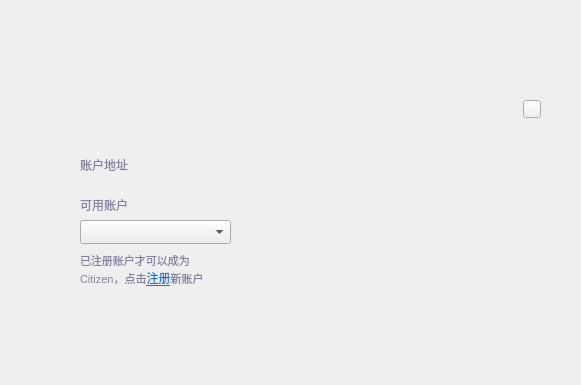
HcashOrg/hx-indicator, file LNKWallet/citizen/CreateCitizenDialog.ui: the form before one commit; both pictures show x 180 to 761 and y 0 to 385 of the 960 by 543 pixel window.
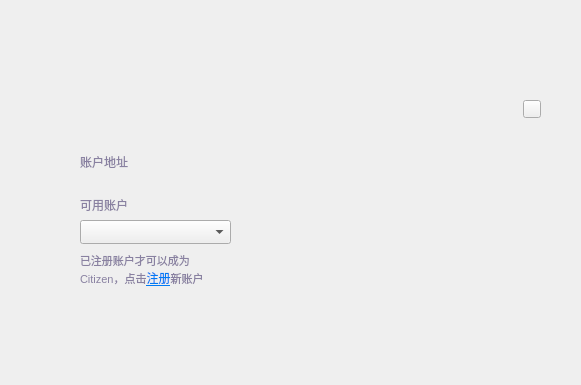
The form after the commit. The open tabs and pages were chosen to show the change.

```diff
--- a/LNKWallet/citizen/CreateCitizenDialog.ui
+++ b/LNKWallet/citizen/CreateCitizenDialog.ui
@@ -184,9 +184,9 @@
       <widget class="QLabel" name="addressLabel">
        <property name="geometry">
         <rect>
-         <x>90</x>
-         <y>23</y>
-         <width>361</width>
+         <x>120</x>
+         <y>20</y>
+         <width>300</width>
          <height>24</height>
         </rect>
        </property>
@@ -214,8 +214,8 @@
         <rect>
          <x>30</x>
          <y>20</y>
-         <width>61</width>
-         <height>30</height>
+         <width>90</width>
+         <height>24</height>
         </rect>
        </property>
        <property name="styleSheet">
@@ -246,9 +246,9 @@
        <property name="geometry">
         <rect>
          <x>30</x>
-         <y>120</y>
+         <y>110</y>
          <width>150</width>
-         <height>40</height>
+         <height>60</height>
         </rect>
        </property>
        <property name="styleSheet">
```
Left out of the diff: 2 changed lines with no effect on the pictures.
